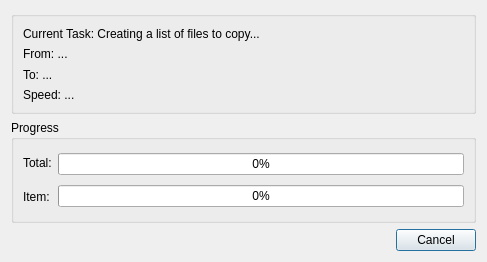
First picture: the form in source/client/ui/file_transfer/file_transfer_dialog.ui, repository dchapyshev/aspia, before the edit.
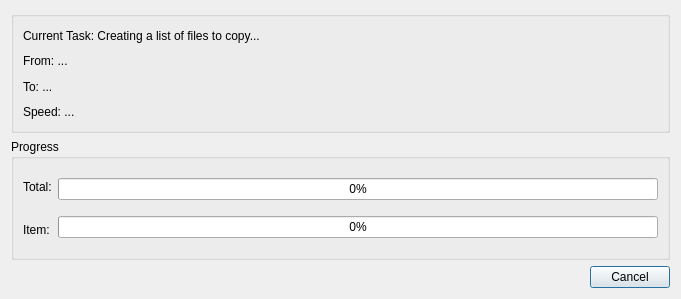
Second picture: the form after the edit.

```diff
--- a/source/client/ui/file_transfer/file_transfer_dialog.ui
+++ b/source/client/ui/file_transfer/file_transfer_dialog.ui
@@ -6,8 +6,8 @@
    <rect>
     <x>0</x>
     <y>0</y>
-    <width>487</width>
-    <height>262</height>
+    <width>681</width>
+    <height>299</height>
    </rect>
   </property>
   <property name="windowTitle">
```
